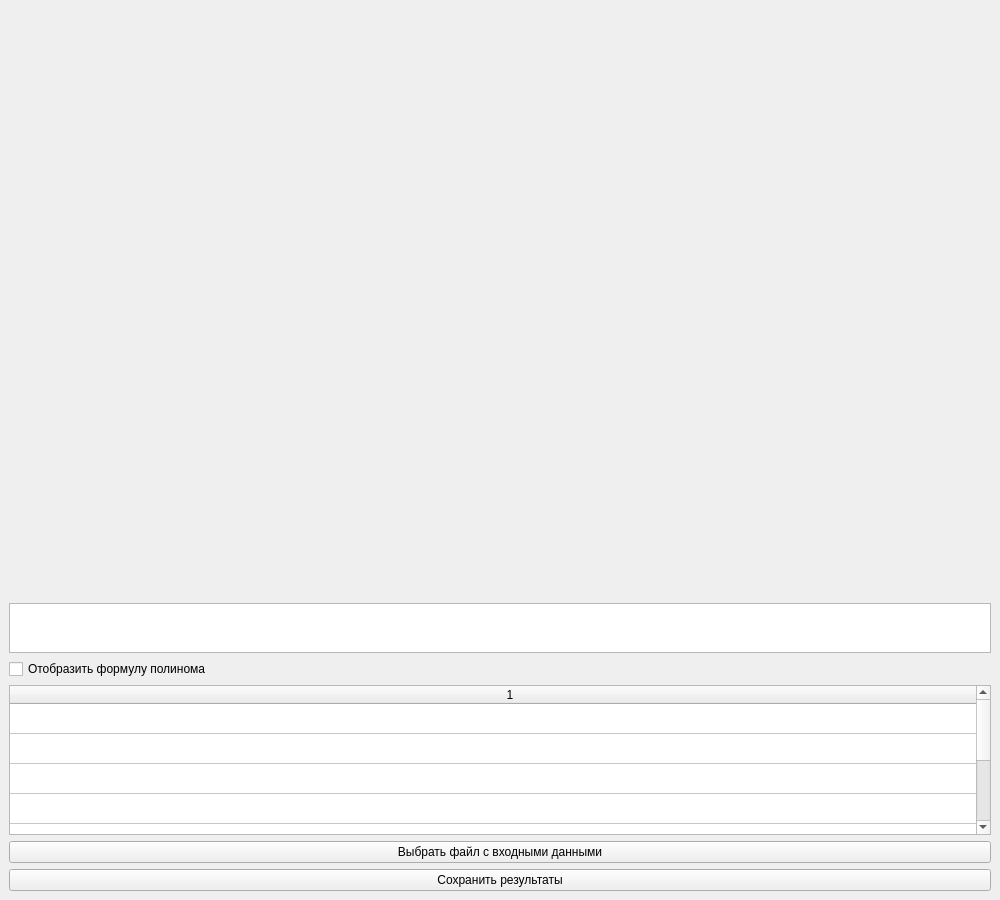
This is design_with_table.ui in gruzdev-as/Least_square_app as Qt 5 draws it before an edit. The edited form follows.
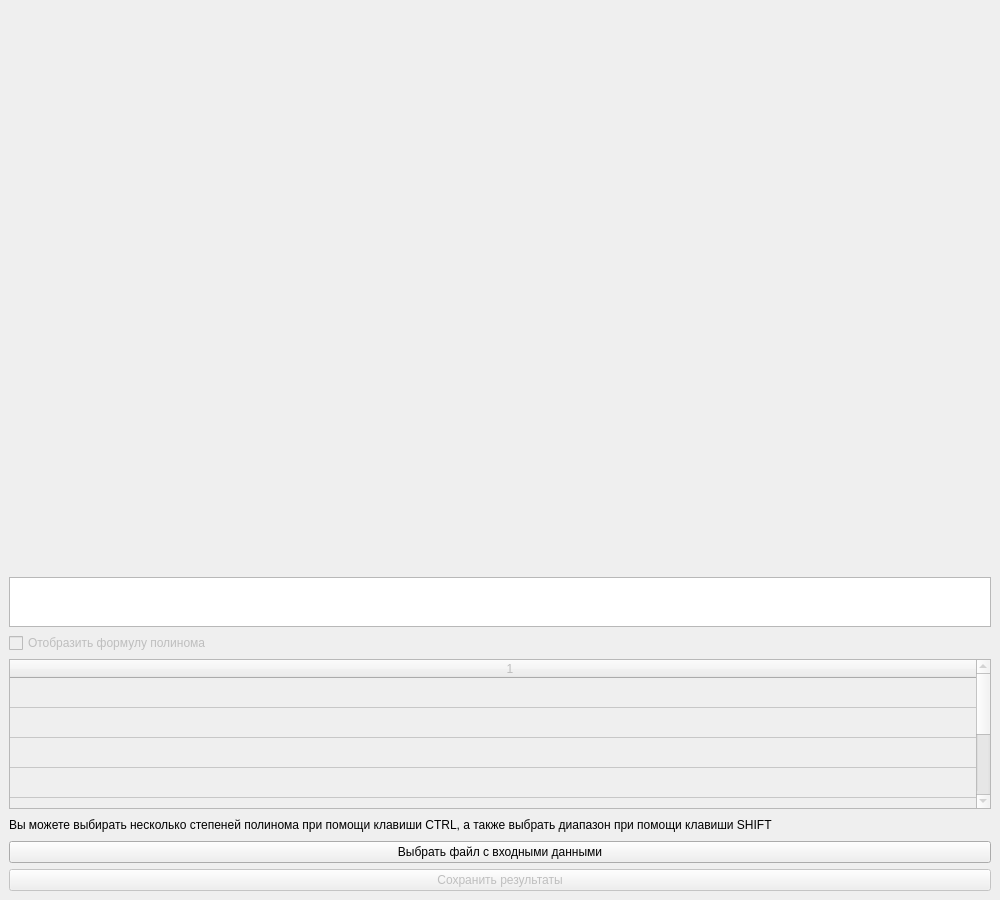
This is the edited form.

Commit message: changed enabling conditions

```diff
--- a/design_with_table.ui
+++ b/design_with_table.ui
@@ -42,6 +42,9 @@
     </item>
     <item>
      <widget class="QCheckBox" name="Display_formula_checkbox">
+      <property name="enabled">
+       <bool>false</bool>
+      </property>
       <property name="text">
        <string>Отобразить формулу полинома</string>
       </property>
@@ -49,6 +52,9 @@
     </item>
     <item>
      <widget class="QTableWidget" name="PowerTable">
+      <property name="enabled">
+       <bool>false</bool>
+      </property>
       <property name="maximumSize">
        <size>
         <width>16777215</width>
@@ -87,6 +93,19 @@
       <column/>
      </widget>
     </item>
+    <item>
+     <widget class="QLabel" name="label">
+      <property name="maximumSize">
+       <size>
+        <width>16777215</width>
+        <height>20</height>
+       </size>
+      </property>
+      <property name="text">
+       <string>Вы можете выбирать несколько степеней полинома при помощи клавиши CTRL, а также выбрать диапазон при помощи клавиши SHIFT</string>
+      </property>
+     </widget>
+    </item>
     <item>
      <widget class="QPushButton" name="Open_button">
       <property name="text">
@@ -96,6 +115,9 @@
     </item>
     <item>
      <widget class="QPushButton" name="Save_button">
+      <property name="enabled">
+       <bool>false</bool>
+      </property>
       <property name="text">
        <string>Сохранить результаты</string>
       </property>
```
The commit also changes 2 other files.
